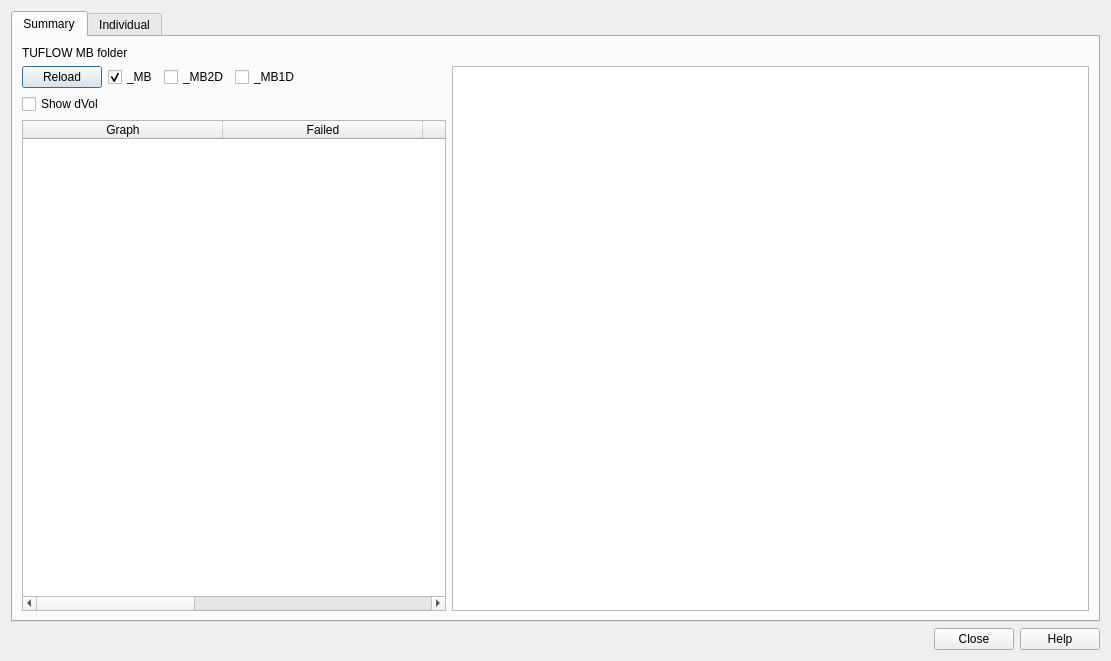
First picture: the form in mod_check/forms/ui_tuflowstability_check_dialog.ui, repository duncan-r/ModCheck, before the edit.
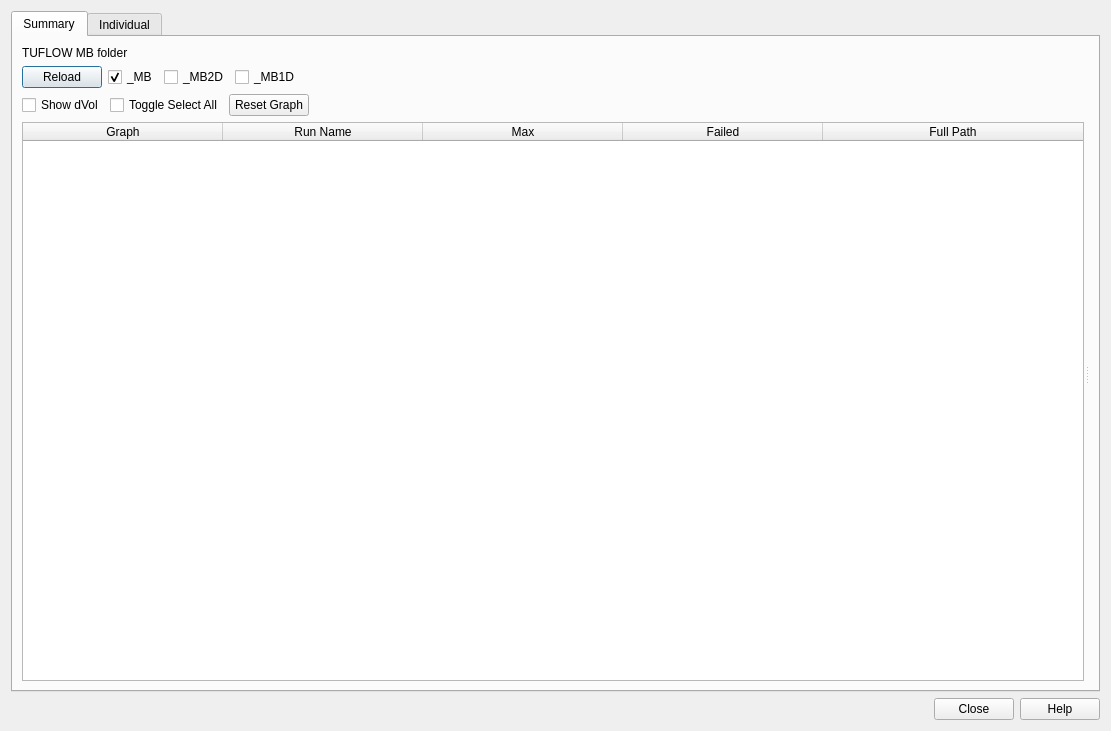
Second picture: the form after the edit. Custom widgets are drawn as their Qt base class.

Commit message: Improve MB layouts and refactor.

Patch:
```diff
--- a/mod_check/forms/ui_tuflowstability_check_dialog.ui
+++ b/mod_check/forms/ui_tuflowstability_check_dialog.ui
@@ -7,7 +7,7 @@
     <x>0</x>
     <y>0</y>
     <width>1111</width>
-    <height>661</height>
+    <height>731</height>
    </rect>
   </property>
   <property name="windowTitle">
@@ -23,7 +23,7 @@
       <attribute name="title">
        <string>Summary</string>
       </attribute>
-      <layout class="QVBoxLayout" name="verticalLayout_4" stretch="0,0">
+      <layout class="QVBoxLayout" name="verticalLayout_3" stretch="1,120">
        <item>
         <layout class="QHBoxLayout" name="horizontalLayout">
          <item>
@@ -43,8 +43,17 @@
         </layout>
        </item>
        <item>
-        <layout class="QHBoxLayout" name="horizontalLayout_5" stretch="4,6">
-         <item>
+        <widget class="QSplitter" name="splitter">
+         <property name="orientation">
+          <enum>Qt::Horizontal</enum>
+         </property>
+         <property name="handleWidth">
+          <number>5</number>
+         </property>
+         <property name="childrenCollapsible">
+          <bool>false</bool>
+         </property>
+         <widget class="QWidget" name="">
           <layout class="QVBoxLayout" name="verticalLayout_2">
            <item>
             <layout class="QHBoxLayout" name="horizontalLayout_4">
@@ -95,11 +104,42 @@
             </layout>
            </item>
            <item>
-            <widget class="QCheckBox" name="showDvolCheckbox">
-             <property name="text">
-              <string>Show dVol</string>
-             </property>
-            </widget>
+            <layout class="QHBoxLayout" name="horizontalLayout_7">
+             <item>
+              <widget class="QCheckBox" name="showDvolCheckbox">
+               <property name="text">
+                <string>Show dVol</string>
+               </property>
+              </widget>
+             </item>
+             <item>
+              <widget class="QCheckBox" name="summarySelectAllCheckbox">
+               <property name="text">
+                <string>Toggle Select All</string>
+               </property>
+              </widget>
+             </item>
+             <item>
+              <widget class="QPushButton" name="summaryResetGraphBtn">
+               <property name="text">
+                <string>Reset Graph</string>
+               </property>
+              </widget>
+             </item>
+             <item>
+              <spacer name="horizontalSpacer_3">
+               <property name="orientation">
+                <enum>Qt::Horizontal</enum>
+               </property>
+               <property name="sizeHint" stdset="0">
+                <size>
+                 <width>40</width>
+                 <height>20</height>
+                </size>
+               </property>
+              </spacer>
+             </item>
+            </layout>
            </item>
            <item>
             <widget class="QTableWidget" name="summaryTable">
@@ -117,21 +157,21 @@
                <string>Graph</string>
               </property>
              </column>
-             <column>
-              <property name="text">
-               <string>Failed</string>
-              </property>
-             </column>
-             <column>
-              <property name="text">
-               <string>Max</string>
-              </property>
-             </column>
              <column>
               <property name="text">
                <string>Run Name</string>
               </property>
              </column>
+             <column>
+              <property name="text">
+               <string>Max</string>
+              </property>
+             </column>
+             <column>
+              <property name="text">
+               <string>Failed</string>
+              </property>
+             </column>
              <column>
               <property name="text">
                <string>Full Path</string>
@@ -140,11 +180,11 @@
             </widget>
            </item>
           </layout>
-         </item>
-         <item>
-          <widget class="QGraphicsView" name="summaryGraphicsView"/>
-         </item>
-        </layout>
+         </widget>
+         <widget class="QWidget" name="verticalLayoutWidget">
+          <layout class="QVBoxLayout" name="summaryGraphLayout"/>
+         </widget>
+        </widget>
        </item>
       </layout>
      </widget>
```
The commit also changes 13 other files.
